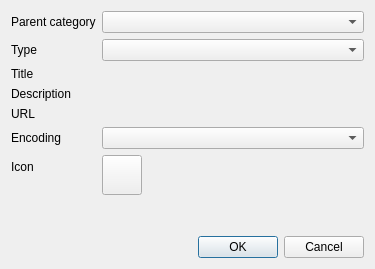
Above: src/gui/formstandardfeeddetails.ui from martinrotter/rssguard before the change. Below: the same form after it.
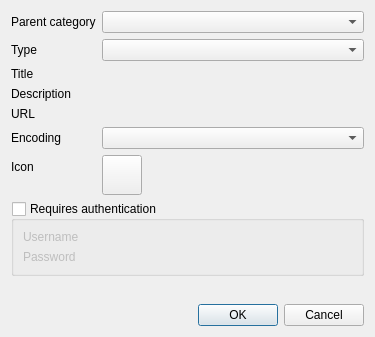
That is the form after the change. Custom widgets are drawn as their Qt base class.

Commit message: Work on authentication design.

The edit to the form file:
```diff
--- a/src/gui/formstandardfeeddetails.ui
+++ b/src/gui/formstandardfeeddetails.ui
@@ -7,7 +7,7 @@
     <x>0</x>
     <y>0</y>
     <width>375</width>
-    <height>269</height>
+    <height>337</height>
    </rect>
   </property>
   <property name="windowTitle">
@@ -147,6 +147,53 @@
        </property>
       </widget>
      </item>
+     <item row="7" column="0" colspan="2">
+      <widget class="QGroupBox" name="m_gbAuthentication">
+       <property name="toolTip">
+        <string>Some feeds require authentication, including GMail feeds. BASIC, NTLM-2 and DIGEST-MD5 authentication schemes are supported.</string>
+       </property>
+       <property name="title">
+        <string>Requires authentication</string>
+       </property>
+       <property name="flat">
+        <bool>false</bool>
+       </property>
+       <property name="checkable">
+        <bool>true</bool>
+       </property>
+       <property name="checked">
+        <bool>false</bool>
+       </property>
+       <layout class="QFormLayout" name="formLayout_2">
+        <item row="0" column="0">
+         <widget class="QLabel" name="label_4">
+          <property name="text">
+           <string>Username</string>
+          </property>
+          <property name="buddy">
+           <cstring>m_txtUsername</cstring>
+          </property>
+         </widget>
+        </item>
+        <item row="0" column="1">
+         <widget class="LineEditWithStatus" name="m_txtUsername" native="true"/>
+        </item>
+        <item row="1" column="0">
+         <widget class="QLabel" name="label_5">
+          <property name="text">
+           <string>Password</string>
+          </property>
+          <property name="buddy">
+           <cstring>m_txtPassword</cstring>
+          </property>
+         </widget>
+        </item>
+        <item row="1" column="1">
+         <widget class="LineEditWithStatus" name="m_txtPassword" native="true"/>
+        </item>
+       </layout>
+      </widget>
+     </item>
     </layout>
    </item>
    <item>
```
The commit also changes 2 other files.
